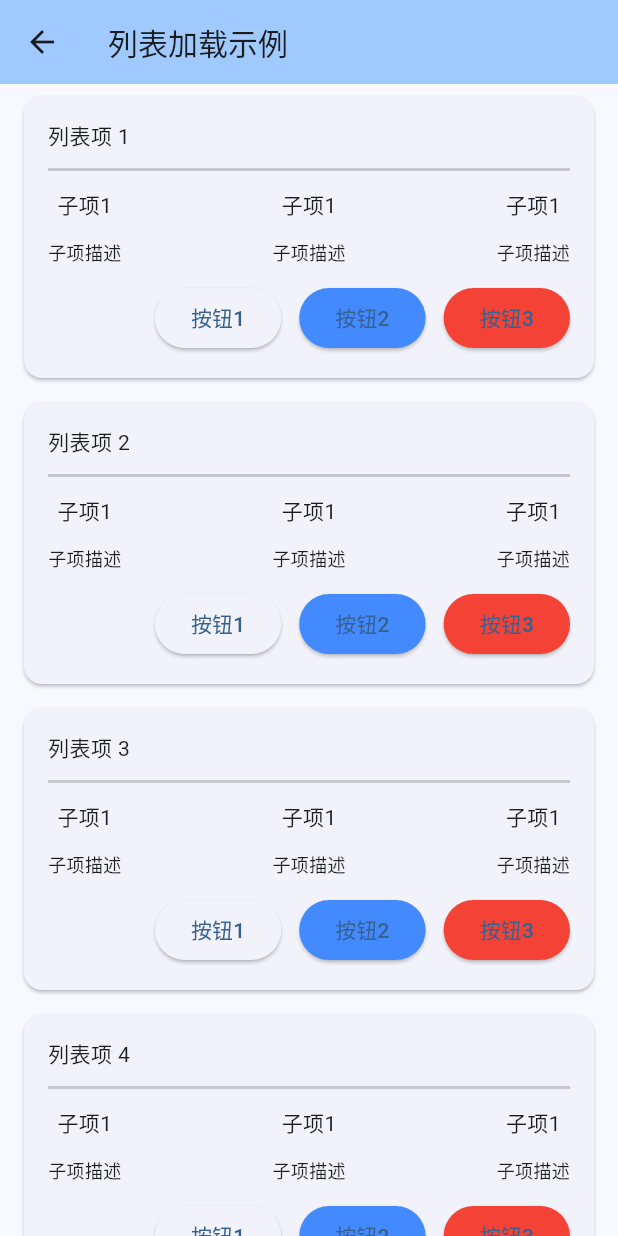
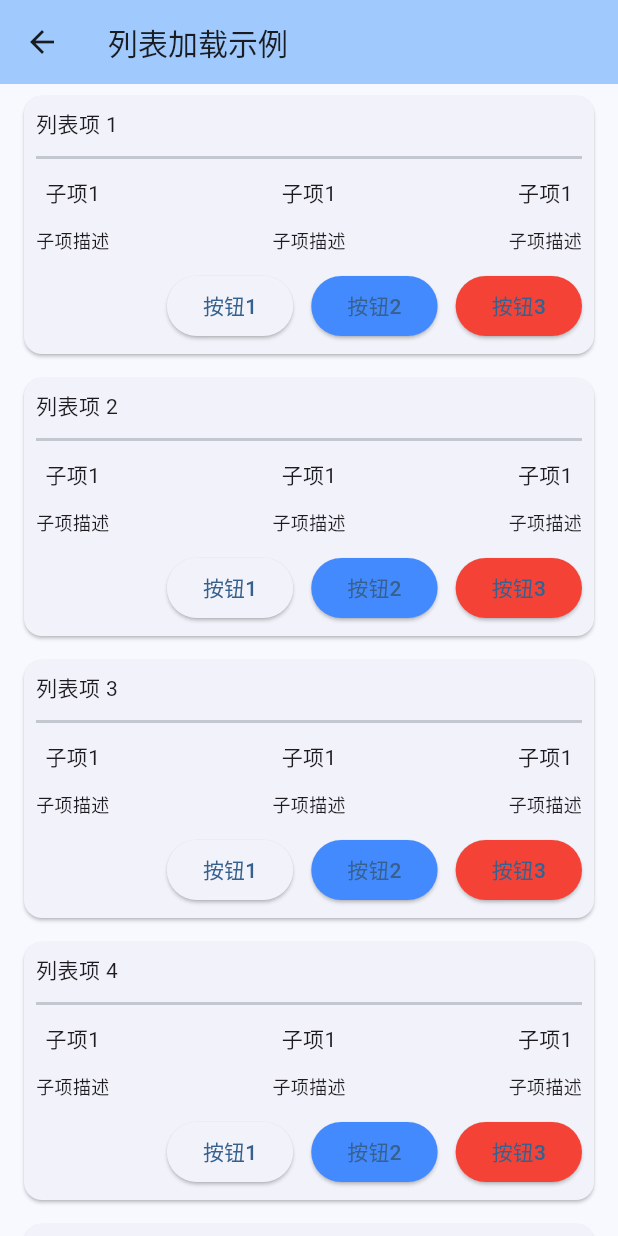
Before and after one commit to JohniFirst/flutter_basic_rep, a Flutter app: the ListLoadingPage screen opened directly, on a phone screen of 412 x 824 dp. Run offline on Flutter 3.47's test engine with Material 3 defaults, Android fonts, the phone set to English and light mode, and no system bars; our stand-ins replace flutter_secure_storage, shared_preferences; accounts and stored records are empty.

Commit message:
调整列表加载间距

```diff
--- a/lib/screens/list_loading_page.dart
+++ b/lib/screens/list_loading_page.dart
@@ -116,7 +116,7 @@ class _ListLoadingPageState extends State<ListLoadingPage> {
                         vertical: 8,
                       ),
                       child: Padding(
-                        padding: const EdgeInsets.all(16),
+                        padding: const EdgeInsets.all(8),
                         child: Column(
                           crossAxisAlignment: CrossAxisAlignment.start,
                           children: [
```
